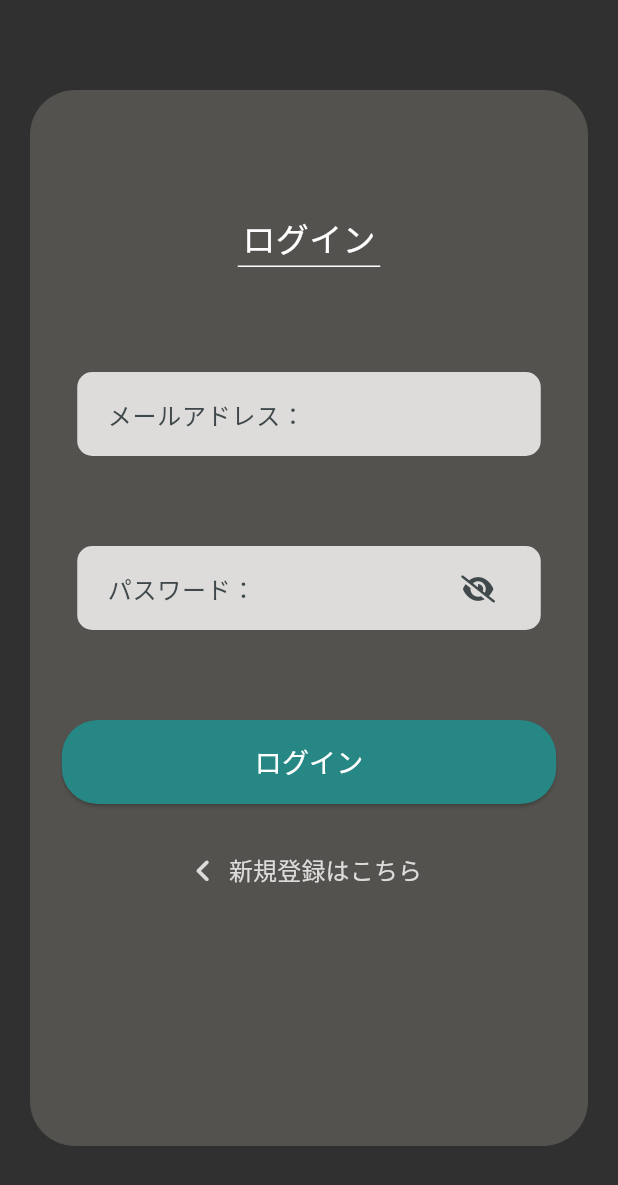
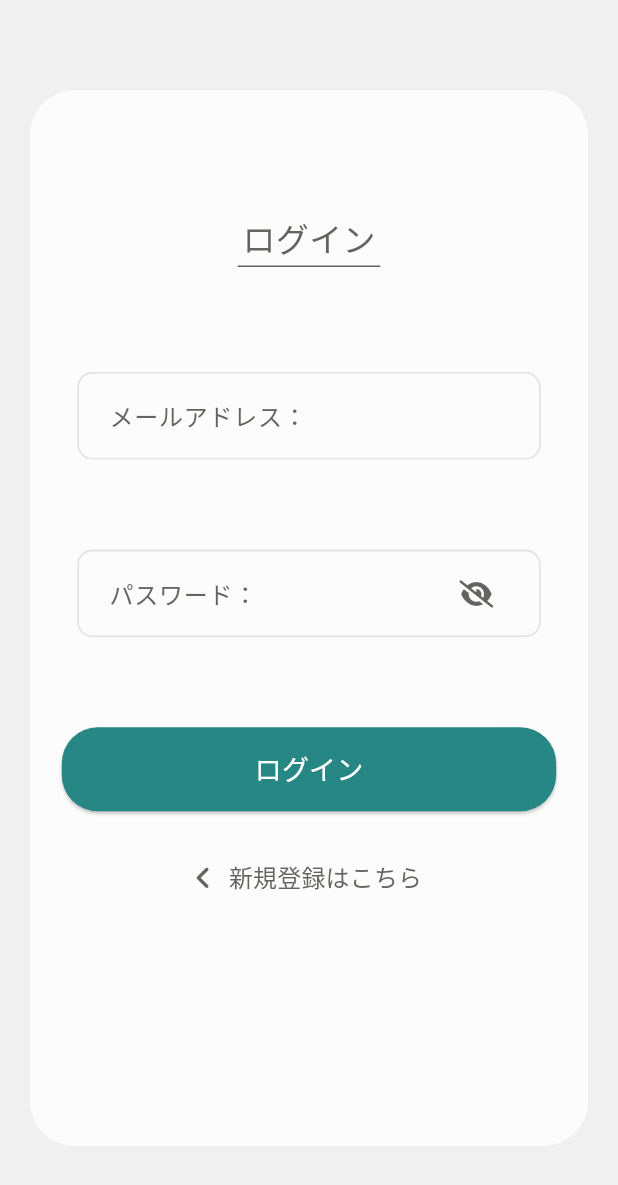
Before and after one commit to Fuuma0000/smart_handagote, a Flutter app: the screen it shows after launch, on a phone screen of 412 x 824 dp. Shown: the top 1185 px of the screen. Run offline on Flutter 3.47's test engine with Material 3 defaults, Android fonts, the phone set to English and light mode, and no system bars; our stand-ins replace animated_notch_bottom_bar, cloud_firestore, firebase_auth, firebase_core, firebase_messaging, flutter_blue_plus and 3 more; accounts and stored records are empty.

Commit message:
feat: ログインページのライトモードに対応

```diff
--- a/lib/constant.dart
+++ b/lib/constant.dart
@@ -1,13 +1,14 @@
 import 'dart:ui';
 
 class Constant {
+  static Color black = const Color(0xFF1A1A1A).withAlpha(230);
   static Color darkGray = const Color(0xFF575551).withAlpha(234);
-  // static const Color darkGray = Color(0xFF575551);
-  // static const Color black = Color(0xFF343434);
-  static Color black = const Color(0xFF1A1A1A).withAlpha(230);
-  static const Color white = Color(0xFFDEDBDB);
-  static const Color lightGrey = Color(0xFF616161);
   static Color grey = const Color(0xffb5b5b5).withAlpha(240);
+  // static const Color lightGrey = Color(0xFF616161);
+  static const Color lightGrey = Color(0xFFE4E4E4);
+  static const Color white = Color(0xFFFCFCFC);
+  static Color darkWhite = const Color(0xFFF0F0F0);
+
   static const Color green = Color(0xFF268785);
   static const Color lightGreen = Color(0xFF50BA6E);
   static const Color orange = Color(0xFFD17C3E);
--- a/lib/main.dart
+++ b/lib/main.dart
@@ -100,7 +100,26 @@ class _MyAppState extends State<MyApp> {
       title: 'Flutter Demo',
       debugShowCheckedModeBanner: false,
       theme: ThemeData(
-        colorScheme: ColorScheme.fromSeed(seedColor: Colors.white),
+        colorScheme: ColorScheme.fromSeed(
+          seedColor: Colors.white,
+          brightness: Brightness.light,
+          primary: Constant.lightGrey,
+          secondary: Constant.darkGray,
+          background: Constant.darkWhite,
+          onBackground: Constant.white,
+        ),
+        fontFamily: 'NotoSansJP',
+        useMaterial3: true,
+      ),
+      darkTheme: ThemeData(
+        colorScheme: ColorScheme.fromSeed(
+          seedColor: Colors.black,
+          brightness: Brightness.dark,
+          primary: Constant.darkGray,
+          secondary: Constant.white,
+          background: Constant.black,
+          onBackground: Constant.darkGray,
+        ),
         fontFamily: 'NotoSansJP',
         useMaterial3: true,
       ),
--- a/lib/view/setting_page.dart
+++ b/lib/view/setting_page.dart
@@ -30,7 +30,7 @@ class _SettingPageState extends State<SettingPage> {
           _settingBtnWidget(
             '指紋',
             FontAwesomeIcons.fingerprint,
-            Constant.grey,
+            Constant.lightGrey,
             () {
               Navigator.push(
                   context,
@@ -41,7 +41,7 @@ class _SettingPageState extends State<SettingPage> {
           // _settingBtnWidget(
           //   'はんだごて追加',
           //   FontAwesomeIcons.circlePlus,
-          //   Constant.grey,
+          //   Constant.lightGrey,
           //   () async {
           //     // TODO: はんだごて追加
           //   },
@@ -49,7 +49,7 @@ class _SettingPageState extends State<SettingPage> {
           _settingBtnWidget(
             'ユーザー承認',
             FontAwesomeIcons.check,
-            Constant.grey,
+            Constant.lightGrey,
             () async {
               Navigator.push(context, MaterialPageRoute(builder: (context) {
                 return const UpdateRolePage();
@@ -91,7 +91,7 @@ class _SettingPageState extends State<SettingPage> {
       splashColor: Colors.transparent,
       child: Container(
         decoration: BoxDecoration(
-          color: Constant.grey,
+          color: Constant.lightGrey,
           borderRadius: const BorderRadius.all(Radius.circular(14)),
         ),
         padding: const EdgeInsets.symmetric(horizontal: 20, vertical: 24),
--- a/lib/view/sign_in_page.dart
+++ b/lib/view/sign_in_page.dart
@@ -113,7 +113,7 @@ class _SignInPageState extends State<SignInPage> {
   Widget build(BuildContext context) {
     return Scaffold(
       resizeToAvoidBottomInset: false,
-      backgroundColor: Constant.black,
+      backgroundColor: Theme.of(context).colorScheme.background,
       body: SafeArea(
         child: Center(
           child: Padding(
@@ -121,7 +121,7 @@ class _SignInPageState extends State<SignInPage> {
             child: Container(
               decoration: BoxDecoration(
                 borderRadius: BorderRadius.circular(30),
-                color: Constant.darkGray,
+                color: Theme.of(context).colorScheme.onBackground,
               ),
               child: Center(
                 child: Column(
@@ -130,13 +130,16 @@ class _SignInPageState extends State<SignInPage> {
                     Container(
                       margin: const EdgeInsets.only(bottom: 30.0),
                       padding: const EdgeInsets.all(3.0),
-                      decoration: const BoxDecoration(
-                        border: Border(bottom: BorderSide(color: Colors.white)),
+                      decoration: BoxDecoration(
+                        border: Border(
+                            bottom: BorderSide(
+                                color:
+                                    Theme.of(context).colorScheme.secondary)),
                       ),
-                      child: const Text('ログイン',
+                      child: Text('ログイン',
                           style: TextStyle(
                             fontSize: 22,
-                            color: Colors.white,
+                            color: Theme.of(context).colorScheme.secondary,
                           )),
                     ),
                     const SizedBox(height: 40),
@@ -182,11 +185,12 @@ class _SignInPageState extends State<SignInPage> {
                               MaterialPageRoute(
                                   builder: (context) => const SignUpPage()));
                         },
-                        icon: const Icon(FontAwesomeIcons.angleLeft,
-                            color: Constant.white),
-                        label: const Text('新規登録はこちら',
+                        icon: Icon(FontAwesomeIcons.angleLeft,
+                            color: Theme.of(context).colorScheme.secondary),
+                        label: Text('新規登録はこちら',
                             style: TextStyle(
-                                color: Constant.white, fontSize: 16))),
+                                color: Theme.of(context).colorScheme.secondary,
+                                fontSize: 16))),
                   ],
                 ),
               ),
@@ -205,6 +209,12 @@ class _SignInPageState extends State<SignInPage> {
         decoration: BoxDecoration(
           borderRadius: BorderRadius.circular(10),
           color: Constant.white,
+          // 外枠
+          // themeがlightだったら
+          border: Border.all(
+            color: Theme.of(context).colorScheme.primary,
+            width: 1.2,
+          ),
         ),
         child: Padding(
           padding: const EdgeInsets.symmetric(horizontal: 20),
@@ -215,10 +225,12 @@ class _SignInPageState extends State<SignInPage> {
               suffixIcon: isObscure
                   ? IconButton(
                       icon: Icon(
-                          _showPassword
-                              ? FontAwesomeIcons.solidEye
-                              : FontAwesomeIcons.solidEyeSlash,
-                          size: 18),
+                        _showPassword
+                            ? FontAwesomeIcons.solidEye
+                            : FontAwesomeIcons.solidEyeSlash,
+                        size: 18,
+                        color: Constant.darkGray,
+                      ),
                       onPressed: () {
                         setState(() {
                           _showPassword = !_showPassword;
@@ -227,6 +239,7 @@ class _SignInPageState extends State<SignInPage> {
                     )
                   : null,
               labelText: hintText,
+              labelStyle: TextStyle(color: Constant.darkGray),
               border: InputBorder.none,
             ),
           ),
```
